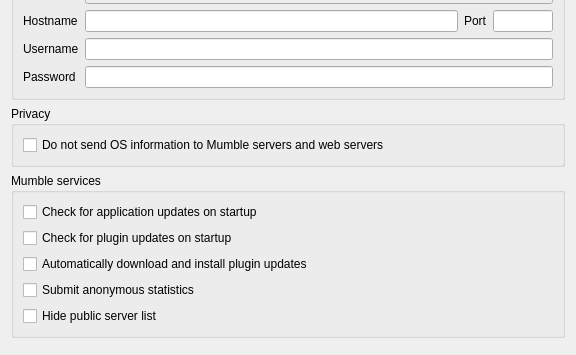
mumble-voip/mumble, file src/mumble/NetworkConfig.ui: the form before one commit; both pictures show x 0 to 576 and y 229 to 584 of the 576 by 584 pixel window.
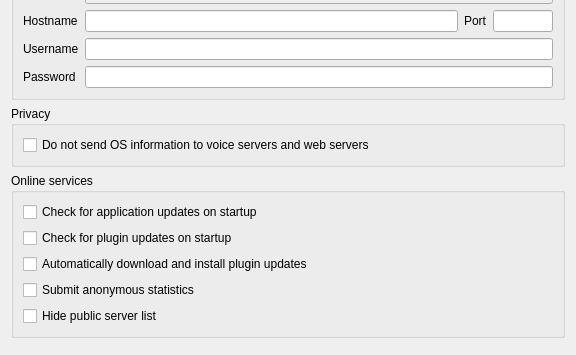
The form after the commit. Custom widgets are drawn as their Qt base class.

Commit message: FEAT(client): macOS/Wine mic-permission handling; de-brand UI; drop public server list

The edit to the form file:
```diff
--- a/src/mumble/NetworkConfig.ui
+++ b/src/mumble/NetworkConfig.ui
@@ -321,7 +321,7 @@
 Prevents the client from sending potentially identifying information about the operating system to the Mumble server and web servers.</string>
         </property>
         <property name="text">
-         <string>Do not send OS information to Mumble servers and web servers</string>
+         <string>Do not send OS information to voice servers and web servers</string>
         </property>
        </widget>
       </item>
@@ -331,7 +331,7 @@
    <item>
     <widget class="QGroupBox" name="qgbServices">
      <property name="title">
-      <string>Mumble services</string>
+      <string>Online services</string>
      </property>
      <layout class="QVBoxLayout" name="verticalLayout">
       <item>
```
Left out of the diff: 20 changed lines with no effect on the pictures. The commit also changes 52 other files.
